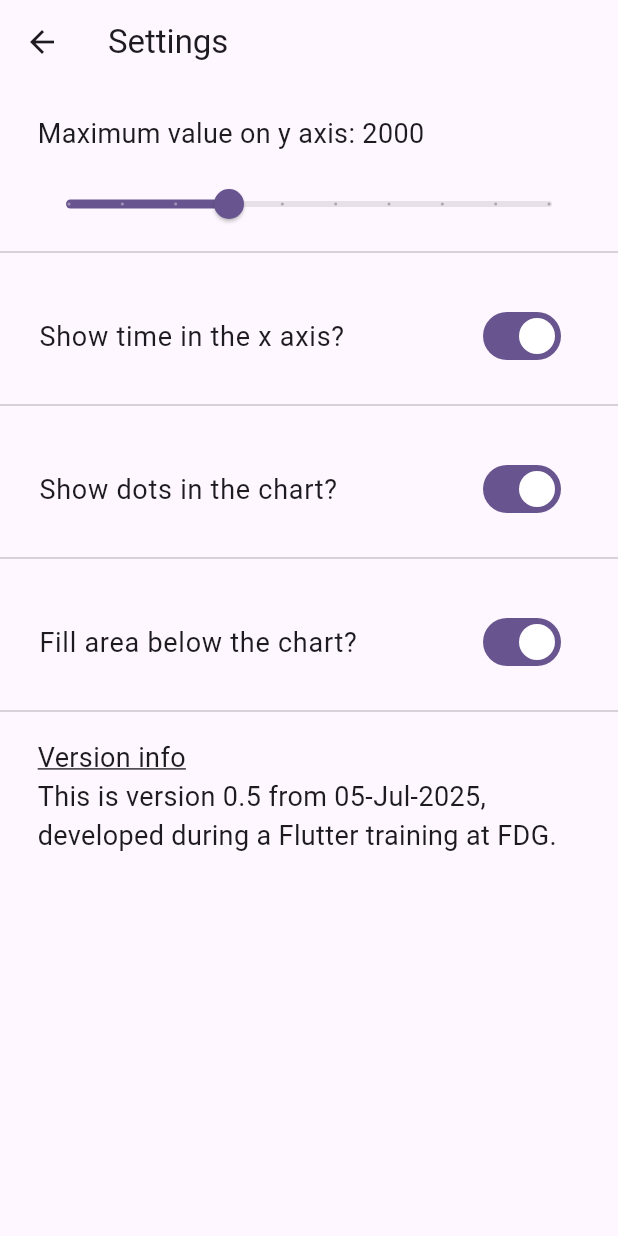
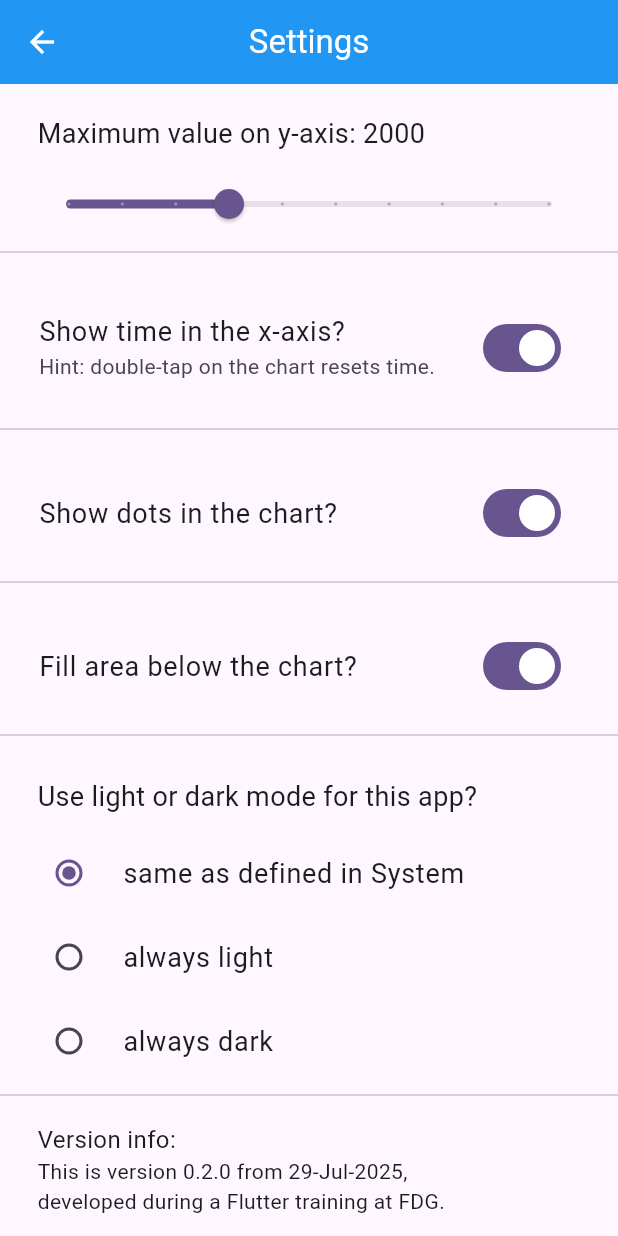
Before and after one commit to fdg2425/fdg_lux_meter, a Flutter app: the screen it shows after launch, after a tap on the "settings" icon, on a phone screen of 412 x 824 dp. Run offline on Flutter 3.47's test engine with Material 3 defaults, Android fonts, the phone set to English and light mode, and no system bars; our stand-ins replace fl_chart, shared_preferences, syncfusion_flutter_gauges; missing offline and left inert: light.

Commit message:
light and dark mode in settings page

```diff
--- a/lib/lux_chart.dart
+++ b/lib/lux_chart.dart
@@ -64,7 +64,10 @@ class _LuxChartState extends State<LuxChart> {
                     show: true,
                     drawVerticalLine: false,
                   ),
-                  borderData: FlBorderData(show: true),
+                  borderData: FlBorderData(
+                    show: true,
+                    border: Border.all(color: Colors.grey.shade800),
+                  ),
                   lineBarsData: [luxLine(luxPoints)],
                   titlesData: FlTitlesData(
                     show: true,
@@ -119,7 +122,9 @@ class _LuxChartState extends State<LuxChart> {
                 radius: 3,
                 color: Colors.blue,
                 strokeWidth: 1,
-                strokeColor: Colors.white,
+                strokeColor: Theme.of(context).brightness == Brightness.light
+                    ? Colors.white
+                    : Colors.grey.shade900,
               );
             },
       ),
--- a/lib/main.dart
+++ b/lib/main.dart
@@ -27,25 +27,60 @@ void main() async {
   runApp(const MyApp());
 }
 
-class MyApp extends StatelessWidget {
+class MyApp extends StatefulWidget {
   const MyApp({super.key});
+
+  @override
+  State<MyApp> createState() => _MyAppState();
+}
+
+class _MyAppState extends State<MyApp> {
+  late SettingsProvider _settingsProvider;
+
+  void refresh() {
+    setState(() {});
+  }
+
+  @override
+  void initState() {
+    super.initState();
+    _settingsProvider = SettingsProvider(callbackOnSettingsChange: refresh);
+  }
 
   @override
   Widget build(BuildContext context) {
     return MaterialApp(
-      title: 'Flutter Demo',
+      title: 'Flutter Training at FDG',
       theme: ThemeData(
         colorScheme: ColorScheme.fromSeed(seedColor: Colors.deepPurple),
+        appBarTheme: AppBarTheme(
+          backgroundColor: Colors.blue, // Set AppBar background color here
+          foregroundColor: Colors.white, // Text/icon color
+          centerTitle: true,
+        ),
       ),
-      home: const MyHomePage(title: 'Flutter Demo Home Page'),
+      darkTheme: ThemeData(
+        colorScheme: ColorScheme.fromSeed(
+          seedColor: Colors.blue,
+          brightness: Brightness.dark,
+        ),
+        appBarTheme: AppBarTheme(
+          backgroundColor:
+              Colors.grey.shade900, // Set AppBar background color here
+          // foregroundColor: Colors.white, // Text/icon color
+          centerTitle: true,
+        ),
+      ),
+      themeMode: _settingsProvider.themeMode,
+      home: MyHomePage(settingsProvider: _settingsProvider),
     );
   }
 }
 
 class MyHomePage extends StatefulWidget {
-  const MyHomePage({super.key, required this.title});
+  const MyHomePage({super.key, required this.settingsProvider});
 
-  final String title;
+  final SettingsProvider settingsProvider;
 
   @override
   State<MyHomePage> createState() => MyHomePageState();
@@ -55,9 +90,10 @@ class MyHomePageState extends State<MyHomePage> {
   double sliderValue = 400;
   final double maxSliderValue = 2000;
   double _luxValue = 400;
-  late SettingsProvider settingsProvider;
 
   double get luxValue => _luxValue;
+
+  SettingsProvider get settingsProvider => widget.settingsProvider;
 
   StreamSubscription<int>? _lightEvents;
 
@@ -80,14 +116,9 @@ class MyHomePageState extends State<MyHomePage> {
     _lightEvents?.cancel();
   }
 
-  void refresh() {
-    setState(() {});
-  }
-
   @override
   void initState() {
     super.initState();
-    settingsProvider = SettingsProvider(callbackOnSettingsChange: refresh);
     startListening();
   }
 
@@ -102,9 +133,6 @@ class MyHomePageState extends State<MyHomePage> {
     return Scaffold(
       appBar: AppBar(
         //backgroundColor: Theme.of(context).colorScheme.inversePrimary,
-        backgroundColor: Colors.blue,
-        foregroundColor: Colors.white,
-        centerTitle: true,
         //title: Text(widget.title),
         title: Text("FDG Lux Meter"),
         actions: [
--- a/lib/settings/settings_page.dart
+++ b/lib/settings/settings_page.dart
@@ -13,10 +13,6 @@ class SettingsPage extends StatefulWidget {
 
 class _SettingsPageState extends State<SettingsPage> {
   final textStyleNormal = const TextStyle(fontSize: 18);
-  final textStyleUnderlined = const TextStyle(
-    fontSize: 18,
-    decoration: TextDecoration.underline,
-  );
 
   @override
   Widget build(BuildContext context) {
@@ -30,7 +26,7 @@ class _SettingsPageState extends State<SettingsPage> {
             Padding(
               padding: const EdgeInsets.fromLTRB(25.0, 20, 10, 10),
               child: Text(
-                "Maximum value on y axis: ${widget.settingsProvider.maxOnYAxis.toStringAsFixed(0)}",
+                "Maximum value on y-axis: ${widget.settingsProvider.maxOnYAxis.toStringAsFixed(0)}",
                 style: textStyleNormal,
               ),
             ),
@@ -53,7 +49,8 @@ class _SettingsPageState extends State<SettingsPage> {
             Padding(
               padding: const EdgeInsets.fromLTRB(10.0, 20, 10, 10),
               child: SwitchListTile(
-                title: Text("Show time in the x axis?", style: textStyleNormal),
+                title: Text("Show time in the x-axis?", style: textStyleNormal),
+                subtitle: Text("Hint: double-tap on the chart resets time."),
                 value: widget.settingsProvider.showXAxis,
                 onChanged: (value) {
                   setState(() {
@@ -93,15 +90,32 @@ class _SettingsPageState extends State<SettingsPage> {
             ),
             const Divider(),
             Padding(
+              padding: const EdgeInsets.fromLTRB(25.0, 20, 10, 10),
+              child: Text(
+                "Use light or dark mode for this app?",
+                style: textStyleNormal,
+              ),
+            ),
+            getThemeModeRadioListTile("same as defined in System", "system"),
+            getThemeModeRadioListTile("always light", "light"),
+            getThemeModeRadioListTile("always dark", "dark"),
+            const Divider(),
+            Padding(
               padding: const EdgeInsets.fromLTRB(25.0, 10, 25, 10),
               child: Column(
                 crossAxisAlignment: CrossAxisAlignment.start,
                 children: [
-                  Text("Version info", style: textStyleUnderlined),
                   Text(
-                    "This is version 0.5 from 05-Jul-2025,\n"
+                    "Version info:",
+                    style: const TextStyle(
+                      fontSize: 16,
+                      //decoration: TextDecoration.underline,
+                    ),
+                  ),
+                  Text(
+                    "This is version 0.2.0 from 29-Jul-2025,\n"
                     "developed during a Flutter training at FDG.",
-                    style: textStyleNormal,
+                    style: const TextStyle(fontSize: 14),
                   ),
                 ],
               ),
@@ -111,4 +125,22 @@ class _SettingsPageState extends State<SettingsPage> {
       ),
     );
   }
+
+  Widget getThemeModeRadioListTile(String title, String radioValue) {
+    return Padding(
+      padding: const EdgeInsets.only(left: 10),
+      child: RadioListTile<String>(
+        title: Text(title, style: textStyleNormal),
+        value: radioValue,
+        groupValue: widget.settingsProvider.themeModeAsString,
+        onChanged: (String? value) {
+          if (value != null) {
+            setState(() {
+              widget.settingsProvider.themeModeAsString = radioValue;
+            });
+          }
+        },
+      ),
+    );
+  }
 }
--- a/lib/settings/settings_provider.dart
+++ b/lib/settings/settings_provider.dart
@@ -1,3 +1,5 @@
+import 'package:flutter/material.dart';
+
 import '../main.dart';
 
 class SettingsProvider {
@@ -17,6 +19,10 @@ class SettingsProvider {
     double? dValue = globalPrefs.getDouble("maxOnYAxis");
     if (dValue != null) {
       _maxOnYAxis = dValue;
+    }
+    String? sValue = globalPrefs.getString("themeModeAsString");
+    if (sValue != null) {
+      _themeModeAsString = sValue;
     }
   }
 
@@ -61,4 +67,25 @@ class SettingsProvider {
       callbackOnSettingsChange();
     }
   }
+
+  String _themeModeAsString = "system";
+  String get themeModeAsString => _themeModeAsString;
+  set themeModeAsString(String value) {
+    if (value != _themeModeAsString) {
+      _themeModeAsString = value;
+      globalPrefs.setString("themeModeAsString", value);
+      callbackOnSettingsChange();
+    }
+  }
+
+  ThemeMode get themeMode {
+    var result = ThemeMode.system;
+    if (_themeModeAsString == "light") {
+      result = ThemeMode.light;
+    }
+    if (_themeModeAsString == "dark") {
+      result = ThemeMode.dark;
+    }
+    return result;
+  }
 }
```
